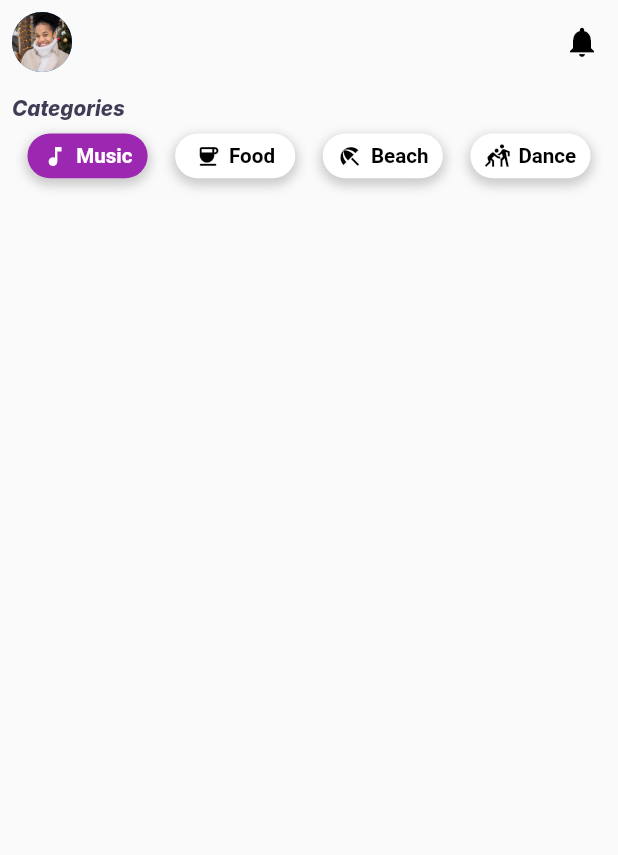
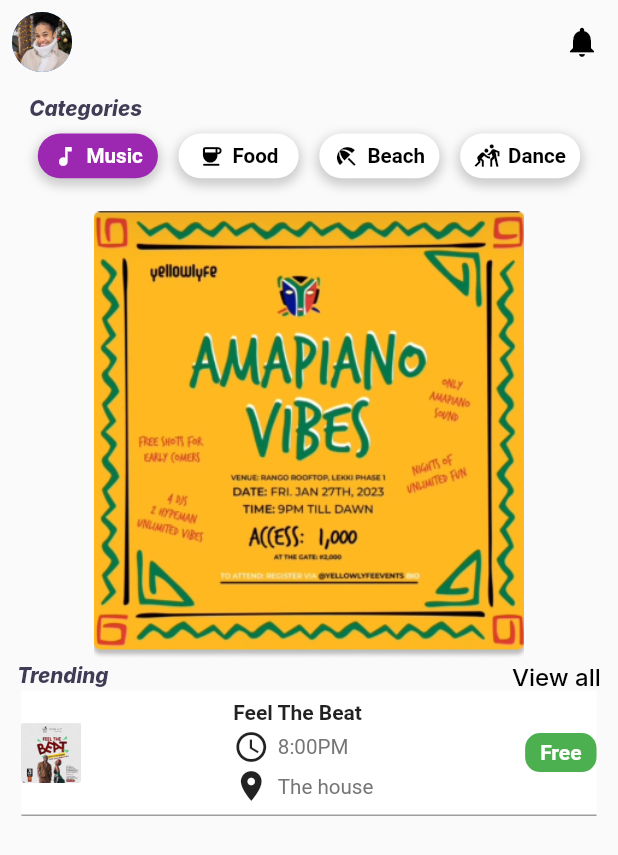
Before and after one commit to vikilinho/choplyfe, a Flutter app: the HomePage screen opened by its route, on a phone screen of 412 x 824 dp. Shown: the top 855 px of the screen. Run offline on Flutter 3.47's test engine with Material 2 defaults, Android fonts, the phone set to English and light mode, and no system bars; our stand-ins replace flutter_screenutil, flutter_spinkit, flutter_svg, get, google_fonts, shared_preferences; accounts and stored records are empty.

```diff
--- a/lib/pages/homepage.dart
+++ b/lib/pages/homepage.dart
@@ -69,6 +69,9 @@ class _HomePageState extends State<HomePage> {
         ],
       ),
       body: SafeArea(
+          child: Padding(
+        padding: EdgeInsets.symmetric(horizontal: 10.w),
+        child: SingleChildScrollView(
           child: Column(
             children: [
               Padding(
@@ -87,7 +90,123 @@ class _HomePageState extends State<HomePage> {
                 mainAxisAlignment: MainAxisAlignment.spaceEvenly,
                 children: _buildCustomContainers(),
               ),
+              const SizedBox(
+                  height:
+                      20), // add some spacing between the custom containers and the new container
+              Padding(
+                padding: const EdgeInsets.all(2.0),
+                child: Container(
+                  height: 250.h,
+                  width: 300.w,
+                  decoration: BoxDecoration(
+                    color: Colors.transparent,
+                    borderRadius: BorderRadius.circular(20),
+                  ),
+                  child: Image.asset(
+                    'images/amapi.png',
+                    fit: BoxFit.contain,
+                  ),
+                ),
+              ),
+              Row(
+                mainAxisAlignment: MainAxisAlignment.spaceBetween,
+                children: [
+                  Text(
+                    "Trending",
+                    style: AppFonts.categoriesText,
+                  ),
+                  Text(
+                    "View all",
+                    style: AppFonts.normalText,
+                  ),
                 ],
+              ),
+              Container(
+                width: 335.w,
+                height: 70.h,
+                decoration: const BoxDecoration(
+                  color: Colors.white,
+                  border:
+                      Border(bottom: BorderSide(color: Colors.grey, width: 1)),
+                ),
+                child: Row(
+                  mainAxisAlignment: MainAxisAlignment.spaceBetween,
+                  children: [
+                    Image.asset(
+                      'images/img.png',
+                      width: 40,
+                      height: 40,
+                    ),
+                    Column(
+                      mainAxisAlignment: MainAxisAlignment.center,
+                      crossAxisAlignment: CrossAxisAlignment.start,
+                      children: [
+                        const Text(
+                          'Feel The Beat',
+                          style: TextStyle(
+                            fontSize: 14,
+                            fontWeight: FontWeight.bold,
+                          ),
+                        ),
+                        SizedBox(height: 2.h),
+                        Row(
+                          children: [
+                            const Icon(
+                              Icons.schedule,
+                            ),
+                            SizedBox(
+                              width: 5.w,
+                            ),
+                            Text(
+                              '8:00PM',
+                              style: TextStyle(
+                                fontSize: 12.sp,
+                                color: Colors.grey[600],
+                              ),
+                            ),
+                          ],
+                        ),
+                        SizedBox(height: 2.h),
+                        Row(
+                          children: [
+                            const Icon(
+                              Icons.location_on,
+                            ),
+                            SizedBox(
+                              width: 5.w,
+                            ),
+                            Text(
+                              'The house',
+                              style: TextStyle(
+                                fontSize: 12.sp,
+                                color: Colors.grey[600],
+                              ),
+                            ),
+                          ],
+                        ),
+                      ],
+                    ),
+                    Container(
+                      decoration: BoxDecoration(
+                        color: Colors.green,
+                        borderRadius: BorderRadius.circular(10),
+                      ),
+                      padding: const EdgeInsets.symmetric(
+                          horizontal: 10, vertical: 5),
+                      child: const Text(
+                        'Free',
+                        style: TextStyle(
+                          color: Colors.white,
+                          fontWeight: FontWeight.bold,
+                        ),
+                      ),
+                    ),
+                  ],
+                ),
+              ),
+            ],
+          ),
+        ),
       )),
     );
   }
```
Also changed, not shown: images/amapi.png (added), images/img.png (added). Lines whose indentation alone changed are shown as unchanged.
